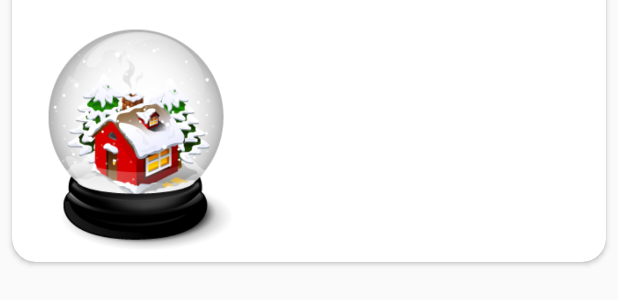
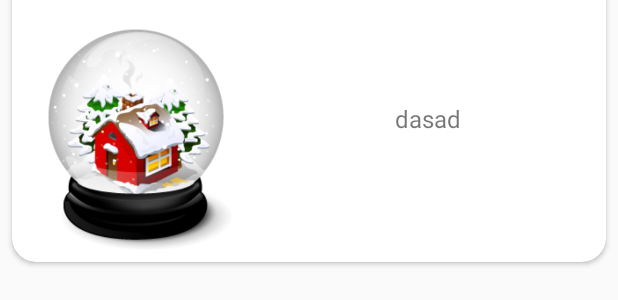
Before and after one commit to duckonmoon/secret-santa-app, an Android app: the layout group_item.xml on its own in the app's theme, with its tools: preview values and no code run, on a phone screen of 412 x 824 dp. Shown: the part 506-806 px from the top of the screen. Run offline under Robolectric (Android 15) with nearby library versions, the phone set to English and light mode, and no system bars.

Commit message:
added confirmation to groups

```diff
--- a/app/src/main/res/layout/content_groups.xml
+++ b/app/src/main/res/layout/content_groups.xml
@@ -5,12 +5,12 @@
     android:background="@drawable/christmas_image"
     android:layout_width="match_parent"
     android:layout_height="match_parent"
+    android:id="@+id/container"
     app:layout_behavior="@string/appbar_scrolling_view_behavior"
     tools:context="com.softserveinc.test.secretsanta.activity.GroupsActivity"
     tools:showIn="@layout/app_bar_groups">
 
     <android.support.constraint.ConstraintLayout
-        android:id="@+id/container"
         android:layout_width="match_parent"
         android:layout_height="match_parent"
         android:layout_marginStart="24dp"
--- a/app/src/main/res/layout/group_item.xml
+++ b/app/src/main/res/layout/group_item.xml
@@ -1,6 +1,7 @@
 <?xml version="1.0" encoding="utf-8"?>
 <android.support.v7.widget.CardView xmlns:android="http://schemas.android.com/apk/res/android"
     xmlns:card_view="http://schemas.android.com/apk/res-auto"
+    xmlns:tools="http://schemas.android.com/tools"
     android:id="@+id/card_view"
     android:layout_width="match_parent"
     android:layout_height="200dp"
@@ -41,13 +42,29 @@
             android:layout_width="wrap_content"
             android:layout_height="wrap_content"
             android:gravity="center"
+            android:text="dasad"
             android:textSize="16sp"
-            card_view:layout_constraintBottom_toBottomOf="parent"
+            card_view:layout_constraintBottom_toTopOf="@+id/confirm_button"
             card_view:layout_constraintEnd_toEndOf="parent"
             card_view:layout_constraintHorizontal_bias="0.5"
             card_view:layout_constraintStart_toEndOf="@+id/group_image"
             card_view:layout_constraintTop_toTopOf="@+id/group_name" />
 
+        <Button
+            android:id="@+id/confirm_button"
+            android:layout_width="wrap_content"
+            android:layout_height="wrap_content"
+            android:background="@drawable/rectangle_with_rounded_angles_red"
+            android:text="@string/confirm"
+            android:padding="2dp"
+            android:textColor="@color/white"
+            android:visibility="gone"
+            card_view:layout_constraintBottom_toBottomOf="parent"
+            card_view:layout_constraintEnd_toEndOf="parent"
+            card_view:layout_constraintHorizontal_bias="0.5"
+            card_view:layout_constraintStart_toEndOf="@+id/group_image"
+            card_view:layout_constraintTop_toBottomOf="@+id/group_description" />
+
     </android.support.constraint.ConstraintLayout>
 
 </android.support.v7.widget.CardView>
--- a/app/src/main/res/values/strings.xml
+++ b/app/src/main/res/values/strings.xml
@@ -41,6 +41,6 @@
     <string name="my_groups">My Groups</string>
     <string name="group_requests">Group Requests</string>
 
-    <!-- TODO: Remove or change this placeholder text -->
-    <string name="hello_blank_fragment">Hello blank fragment</string>
+    <string name="confirm">Confirm</string>
+    <string name="cancel_confirmation">Cancel\nConfirmation</string>
 </resources>
```
Also changed, not shown: app/src/main/java/com/softserveinc/test/secretsanta/PassiveGroupsFragment.kt (+52 -1 lines), app/src/main/java/com/softserveinc/test/secretsanta/activity/GroupsActivity.kt (+3 -2 lines), app/src/main/java/com/softserveinc/test/secretsanta/adapter/SimpleGroupAdapter.kt (+34 -6 lines), app/src/main/java/com/softserveinc/test/secretsanta/constans/Constants.kt (+1 -0 lines), app/src/main/java/com/softserveinc/test/secretsanta/entity/Group.kt (+1 -0 lines), app/src/main/java/com/softserveinc/test/secretsanta/entity/GroupDeprecated.kt (+1 -1 lines), app/src/main/java/com/softserveinc/test/secretsanta/service/FirebaseService.kt (+24 -3 lines), app/src/main/res/layout/fragment_passive_groups.xml (+33 -4 lines).
